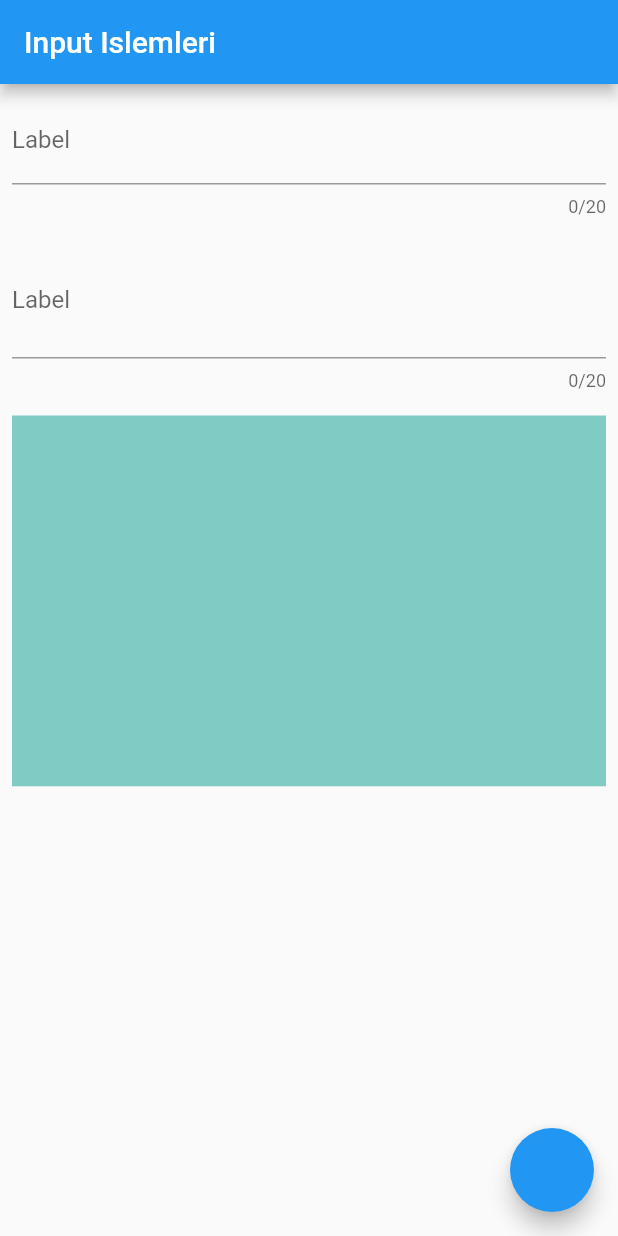
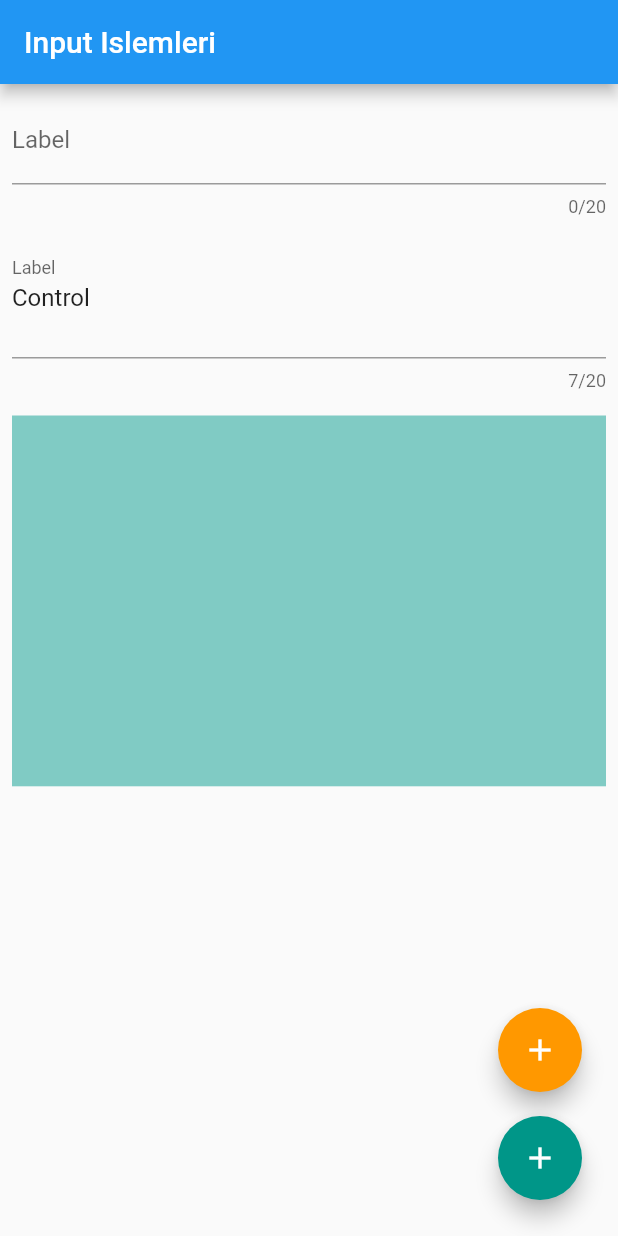
Before and after one commit to uluibrahim/Sifirdan-Flutter-Dersleri, a Flutter app: the screen it shows after launch, on a phone screen of 412 x 824 dp. Run offline on Flutter 3.47's test engine with Material 2 defaults, Android fonts, the phone set to English and light mode, and no system bars; our stand-ins replace flutter_easyloading, palette_generator.

Commit message:
text_field ve temel controller

```diff
--- a/Bolum3/scroll/lib/form_islemleri.dart
+++ b/Bolum3/scroll/lib/form_islemleri.dart
@@ -10,10 +10,12 @@ class _FormIslemleriState extends State<FormIslemleri> {
   String metin = "";
   int maxLine = 1;
   FocusNode _fNode;
+  TextEditingController control1;
 
   @override
   void initState() {
     super.initState();
+    control1 = TextEditingController(text: "Control");
     _fNode = FocusNode();
     _fNode.addListener(() {
       setState(() {
@@ -28,13 +30,26 @@ class _FormIslemleriState extends State<FormIslemleri> {
   @override
   void dispose() {
     _fNode.dispose();
+    control1.dispose();
     super.dispose();
   }
 
   @override
   Widget build(BuildContext context) {
     return Scaffold(
-      floatingActionButton: fabFocusNode(context),
+      floatingActionButton: Column(
+        mainAxisAlignment: MainAxisAlignment.end,
+        children: [
+          Padding(
+            padding: const EdgeInsets.all(8.0),
+            child: fabFocusNode(context),
+          ),
+          Padding(
+            padding: const EdgeInsets.all(8.0),
+            child: fabControl(),
+          )
+        ],
+      ),
       appBar: appBar(),
       body: ListView(
         children: [
@@ -55,8 +70,21 @@ class _FormIslemleriState extends State<FormIslemleri> {
     );
   }
 
+  FloatingActionButton fabControl() {
+    return FloatingActionButton(
+      onPressed: () {
+        print(control1.text.toString());
+        control1.text = "ssds";
+      },
+      child: Icon(Icons.add),
+      backgroundColor: Colors.teal,
+    );
+  }
+
   FloatingActionButton fabFocusNode(BuildContext context) {
     return FloatingActionButton(
+      child: Icon(Icons.add),
+      backgroundColor: Colors.orange,
       onPressed: () {
         FocusScope.of(context).requestFocus(_fNode);
       },
@@ -107,6 +135,7 @@ class _FormIslemleriState extends State<FormIslemleri> {
       autofocus: false,
       maxLines: 2,
       maxLength: 20,
+      controller: control1,
       maxLengthEnforcement: MaxLengthEnforcement.enforced,
       onChanged: (value) {
         debugPrint("on chenged value $value");
```
